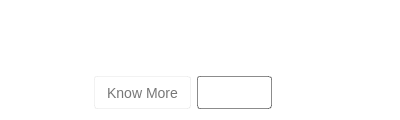
Old version of the form src/MEGASync/gui/win/PSAwidget.ui in the repository meganz/MEGAsync.
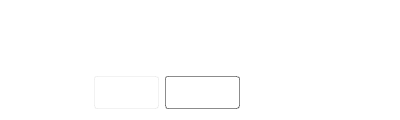
New version of the form. Custom widgets are drawn as their Qt base class.

The edit to the form file:
```diff
--- a/src/MEGASync/gui/win/PSAwidget.ui
+++ b/src/MEGASync/gui/win/PSAwidget.ui
@@ -355,7 +355,7 @@
                    </size>
                   </property>
                   <property name="text">
-                   <string>Know More</string>
+                   <string/>
                   </property>
                  </widget>
                 </item>
```
